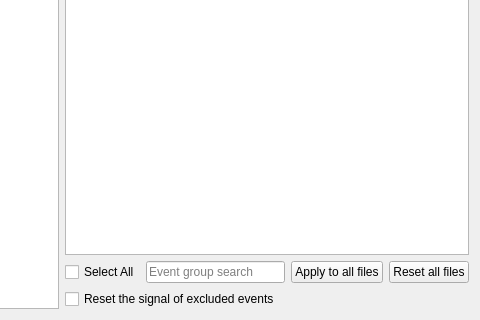
The window that tools/CEAMSTools/SlowWaveImages/AnnotationsSelection/Ui_AnnotationsSelection.ui (SnoozToolbox/snooz-package-ceams) describes before a commit, drawn with Qt 5; both pictures show x 357 to 837 and y 347 to 667 of the 837 by 667 pixel window.
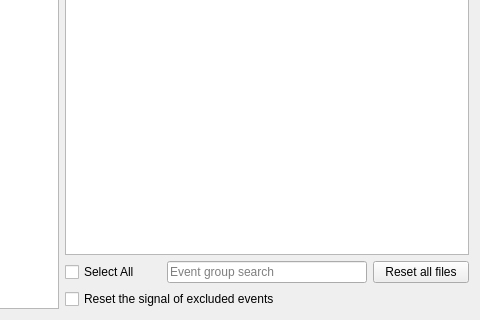
The same window after the commit.

The edit to the form file:
```diff
--- a/tools/CEAMSTools/SlowWaveImages/AnnotationsSelection/Ui_AnnotationsSelection.ui
+++ b/tools/CEAMSTools/SlowWaveImages/AnnotationsSelection/Ui_AnnotationsSelection.ui
@@ -93,13 +93,6 @@
          </property>
         </widget>
        </item>
-       <item>
-        <widget class="QPushButton" name="apply_all_pushButton">
-         <property name="text">
-          <string>Apply to all files</string>
-         </property>
-        </widget>
-       </item>
        <item>
         <widget class="QPushButton" name="reset_all_files_pushButton">
          <property name="text">
```
Left out of the diff: 37 changed lines with no effect on the pictures.
